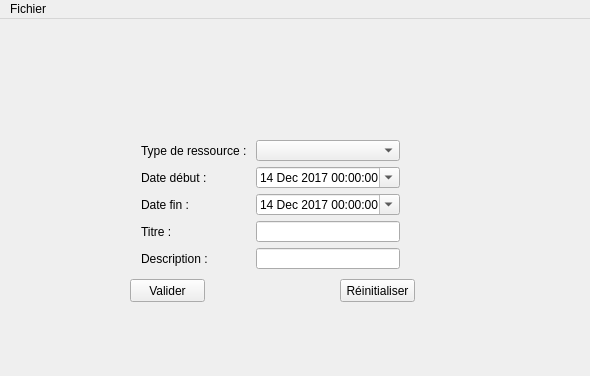
Old version of the form mainwindow.ui in the repository provalinf/ProjetEvaluation.
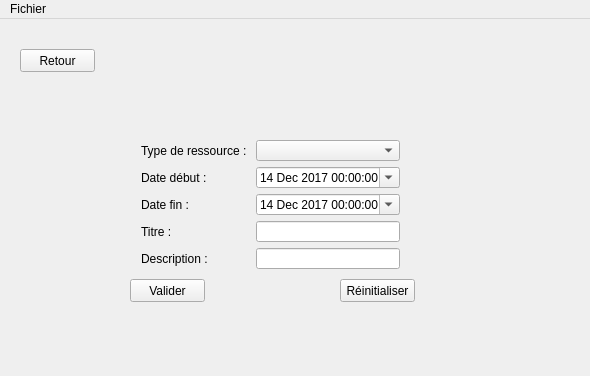
New version of the form. The open tabs and pages were chosen to show the change.

Commit message: Ajout retour ressource

Diff of the .ui file:
```diff
--- a/mainwindow.ui
+++ b/mainwindow.ui
@@ -1041,6 +1041,19 @@
        <string>Valider</string>
       </property>
      </widget>
+     <widget class="QPushButton" name="return_resource">
+      <property name="geometry">
+       <rect>
+        <x>10</x>
+        <y>10</y>
+        <width>75</width>
+        <height>23</height>
+       </rect>
+      </property>
+      <property name="text">
+       <string>Retour</string>
+      </property>
+     </widget>
     </widget>
     <widget class="QWidget" name="AjoutTexte13">
      <widget class="QPlainTextEdit" name="textRessource">
```
Left out of the diff: 2 changed lines with no effect on the pictures. The commit also changes 2 other files.
